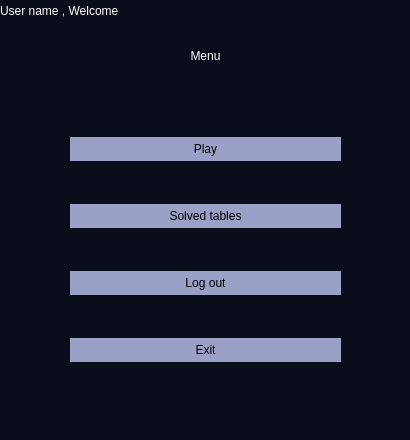
This is Sudoku/menu.ui in UIAP4002-Dr-Mahdavi/mini-project-2-sudoku-Hsoonaik as Qt 5 draws it before an edit. The edited form follows.
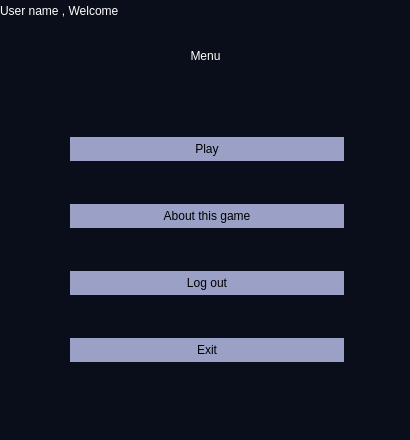
This is the edited form.

```diff
--- a/Sudoku/menu.ui
+++ b/Sudoku/menu.ui
@@ -59,7 +59,7 @@
      <rect>
       <x>70</x>
       <y>100</y>
-      <width>271</width>
+      <width>274</width>
       <height>301</height>
      </rect>
     </property>
@@ -77,7 +77,7 @@
 border-radius : 15px;</string>
        </property>
        <property name="text">
-        <string>Solved tables</string>
+        <string>About this game</string>
        </property>
       </widget>
      </item>
```
